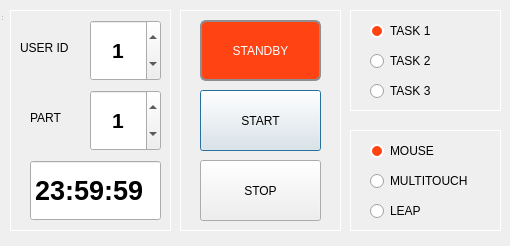
Sabreme/Astro_FITS_VTK, file Usability/UserTesting.ui: the form before one commit.
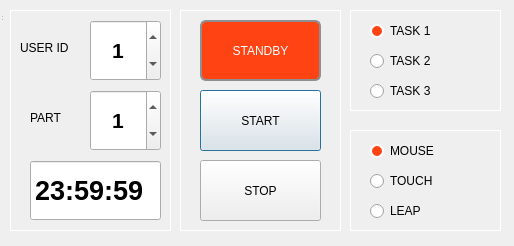
The form after the commit.

Commit message:
UserTesting Clock Hidden from Users Changed Clock to Task Label on userTesting Changed Window Title to Job Label for userTesting Added Experimental Perspective Code to Test button
TODO: Add countDialog Code to Userability Project
TODO: Invertigate Http Links into Project
TODO: Add Transformation Details to Save Printout
TODO: Try and Rest Location to Zero for Transformation Position

What changed in the file:
```diff
--- a/Usability/UserTesting.ui
+++ b/Usability/UserTesting.ui
@@ -9,7 +9,7 @@
    <rect>
     <x>0</x>
     <y>0</y>
-    <width>510</width>
+    <width>514</width>
     <height>246</height>
    </rect>
   </property>
@@ -63,7 +63,7 @@
     <rect>
      <x>0</x>
      <y>0</y>
-     <width>501</width>
+     <width>511</width>
      <height>241</height>
     </rect>
    </property>
@@ -233,7 +233,7 @@
       <rect>
        <x>20</x>
        <y>40</y>
-       <width>121</width>
+       <width>101</width>
        <height>22</height>
       </rect>
      </property>
@@ -243,7 +243,7 @@
       </font>
      </property>
      <property name="text">
-      <string>MULTITOUCH</string>
+      <string>TOUCH</string>
      </property>
     </widget>
     <widget class="QRadioButton" name="radioLeap">
```
The commit also changes 6 other files.
